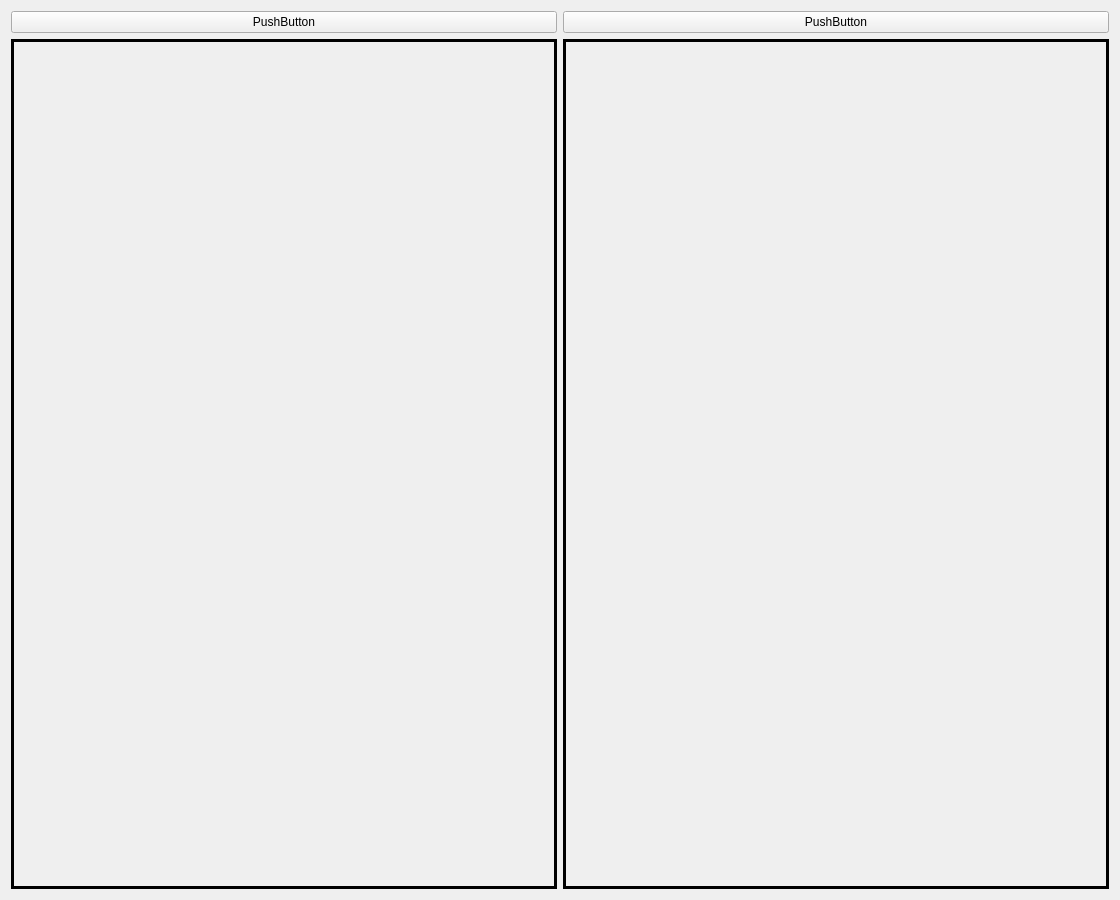
Above: ui/recive/recive_stream_vid_tab.ui from Foxerity/pipeline before the change. Below: the same form after it.
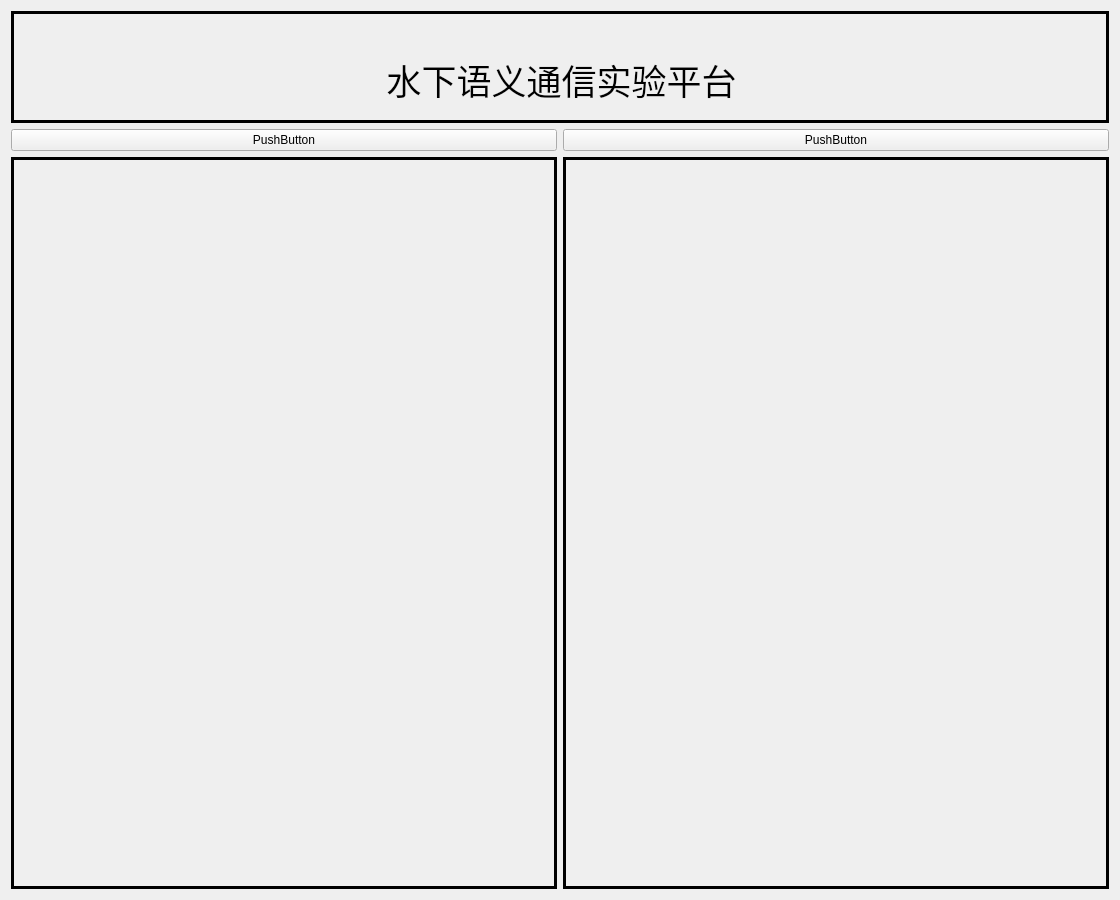
That is the form after the change.

```diff
--- a/ui/recive/recive_stream_vid_tab.ui
+++ b/ui/recive/recive_stream_vid_tab.ui
@@ -22,6 +22,19 @@
   <layout class="QHBoxLayout" name="horizontalLayout">
    <item>
     <layout class="QVBoxLayout" name="verticalLayout">
+     <item>
+      <widget class="QLabel" name="label">
+       <property name="frameShape">
+        <enum>QFrame::Panel</enum>
+       </property>
+       <property name="lineWidth">
+        <number>3</number>
+       </property>
+       <property name="text">
+        <string>&lt;html&gt;&lt;head/&gt;&lt;body&gt;&lt;p align=&quot;center&quot;&gt;&lt;span style=&quot; font-size:26pt;&quot;&gt;&lt;br&gt;水下语义通信实验平台&lt;br&gt;&lt;/span&gt;&lt;/p&gt;&lt;/body&gt;&lt;/html&gt;</string>
+       </property>
+      </widget>
+     </item>
      <item>
       <layout class="QHBoxLayout" name="horizontalLayout_2">
        <item>
```
